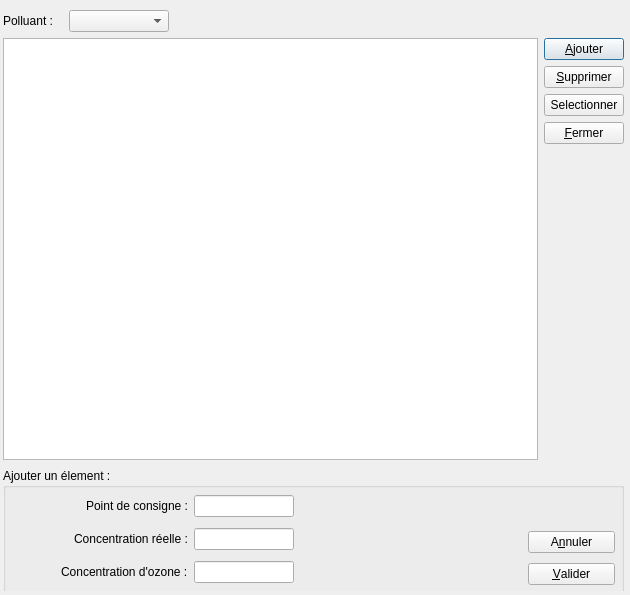
Old version of the form dlg_concentration.ui in the repository InformatiqueAtmoNA/tam.
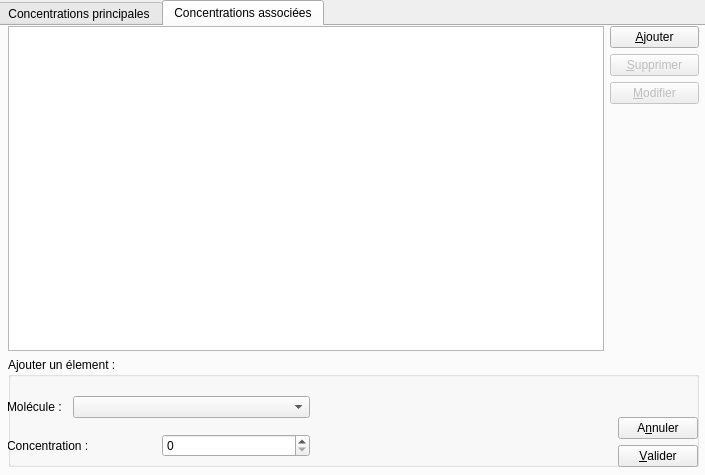
New version of the form.

The edit to the form file:
```diff
--- a/dlg_concentration.ui
+++ b/dlg_concentration.ui
@@ -9,8 +9,8 @@
    <rect>
     <x>0</x>
     <y>0</y>
-    <width>630</width>
-    <height>595</height>
+    <width>705</width>
+    <height>475</height>
    </rect>
   </property>
   <property name="windowTitle">
@@ -19,13 +19,32 @@
   <property name="modal">
    <bool>true</bool>
   </property>
+  <widget class="QTabWidget" name="tabWidget">
+   <property name="enabled">
+    <bool>true</bool>
+   </property>
+   <property name="geometry">
+    <rect>
+     <x>-4</x>
+     <y>0</y>
+     <width>731</width>
+     <height>481</height>
+    </rect>
+   </property>
+   <property name="currentIndex">
+    <number>1</number>
+   </property>
+   <widget class="QWidget" name="tab_ConcPrincipales">
+    <attribute name="title">
+     <string>Concentrations principales</string>
+    </attribute>
   <widget class="QWidget" name="layoutWidget">
    <property name="geometry">
     <rect>
-     <x>3</x>
-     <y>10</y>
-     <width>621</width>
-     <height>581</height>
+       <x>10</x>
+       <y>0</y>
+       <width>691</width>
+       <height>441</height>
     </rect>
    </property>
    <layout class="QGridLayout" name="gridLayout">
@@ -53,6 +72,9 @@
       </item>
       <item>
        <widget class="QPushButton" name="button_Supprimer">
+          <property name="enabled">
+           <bool>false</bool>
+          </property>
         <property name="text">
          <string>&amp;Supprimer</string>
         </property>
@@ -60,8 +82,17 @@
       </item>
       <item>
        <widget class="QPushButton" name="button_Selectionner">
+          <property name="enabled">
+           <bool>false</bool>
+          </property>
+          <property name="maximumSize">
+           <size>
+            <width>89</width>
+            <height>16777215</height>
+           </size>
+          </property>
         <property name="text">
-         <string>Selectionner</string>
+           <string>Sélectionner</string>
         </property>
        </widget>
       </item>
@@ -87,7 +118,7 @@
       </item>
      </layout>
     </item>
-    <item row="2" column="0" colspan="2">
+      <item row="3" column="0" colspan="2">
      <widget class="QGroupBox" name="gb_edit_champs">
       <property name="sizePolicy">
        <sizepolicy hsizetype="Expanding" vsizetype="Fixed">
@@ -98,13 +129,13 @@
       <property name="minimumSize">
        <size>
         <width>0</width>
-        <height>125</height>
+          <height>150</height>
        </size>
       </property>
       <property name="maximumSize">
        <size>
         <width>16777215</width>
-        <height>121</height>
+          <height>150</height>
        </size>
       </property>
       <property name="title">
@@ -113,39 +144,18 @@
       <widget class="QWidget" name="layoutWidget">
        <property name="geometry">
         <rect>
-         <x>525</x>
-         <y>59</y>
-         <width>87</width>
-         <height>62</height>
-        </rect>
-       </property>
-       <layout class="QVBoxLayout" name="verticalLayout_2">
+           <x>-1</x>
+           <y>20</y>
+           <width>691</width>
+           <height>131</height>
+          </rect>
+         </property>
+         <layout class="QHBoxLayout" name="horizontalLayout_5">
         <item>
-         <widget class="QPushButton" name="button_Annuler">
-          <property name="text">
-           <string>A&amp;nnuler</string>
-          </property>
-         </widget>
-        </item>
-        <item>
-         <widget class="QPushButton" name="button_Valider">
-          <property name="text">
-           <string>&amp;Valider</string>
-          </property>
-         </widget>
-        </item>
-       </layout>
-      </widget>
-      <widget class="QWidget" name="layoutWidget">
-       <property name="geometry">
-        <rect>
-         <x>20</x>
-         <y>22</y>
-         <width>271</width>
-         <height>101</height>
-        </rect>
-       </property>
        <layout class="QVBoxLayout" name="verticalLayout_3">
+            <property name="sizeConstraint">
+             <enum>QLayout::SetFixedSize</enum>
+            </property>
         <item>
          <layout class="QHBoxLayout" name="horizontalLayout_2">
           <item>
@@ -153,9 +163,12 @@
             <property name="orientation">
              <enum>Qt::Horizontal</enum>
             </property>
+                <property name="sizeType">
+                 <enum>QSizePolicy::MinimumExpanding</enum>
+                </property>
             <property name="sizeHint" stdset="0">
              <size>
-              <width>40</width>
+                  <width>10</width>
               <height>20</height>
              </size>
             </property>
@@ -199,9 +212,12 @@
             <property name="orientation">
              <enum>Qt::Horizontal</enum>
             </property>
+                <property name="sizeType">
+                 <enum>QSizePolicy::MinimumExpanding</enum>
+                </property>
             <property name="sizeHint" stdset="0">
              <size>
-              <width>40</width>
+                  <width>10</width>
               <height>20</height>
              </size>
             </property>
@@ -245,9 +261,12 @@
             <property name="orientation">
              <enum>Qt::Horizontal</enum>
             </property>
+                <property name="sizeType">
+                 <enum>QSizePolicy::MinimumExpanding</enum>
+                </property>
             <property name="sizeHint" stdset="0">
              <size>
-              <width>40</width>
+                  <width>5</width>
               <height>20</height>
              </size>
             </property>
@@ -285,15 +304,67 @@
          </layout>
         </item>
        </layout>
-      </widget>
-     </widget>
-    </item>
-    <item row="0" column="0">
+          </item>
+          <item>
+           <spacer name="horizontalSpacer_6">
+            <property name="orientation">
+             <enum>Qt::Horizontal</enum>
+            </property>
+            <property name="sizeHint" stdset="0">
+             <size>
+              <width>40</width>
+              <height>20</height>
+             </size>
+            </property>
+           </spacer>
+          </item>
+          <item>
+           <layout class="QVBoxLayout" name="verticalLayout_2">
+            <item>
+             <spacer name="verticalSpacer_2">
+              <property name="orientation">
+               <enum>Qt::Vertical</enum>
+              </property>
+              <property name="sizeHint" stdset="0">
+               <size>
+                <width>20</width>
+                <height>40</height>
+               </size>
+              </property>
+             </spacer>
+            </item>
+            <item>
+             <widget class="QPushButton" name="button_Annuler">
+              <property name="text">
+               <string>A&amp;nnuler</string>
+              </property>
+             </widget>
+            </item>
+            <item>
+             <widget class="QPushButton" name="button_Valider">
+              <property name="text">
+               <string>&amp;Valider</string>
+              </property>
+             </widget>
+            </item>
+           </layout>
+          </item>
+         </layout>
+        </widget>
+       </widget>
+      </item>
+      <item row="2" column="0">
      <layout class="QHBoxLayout" name="horizontalLayout_4">
       <item>
        <widget class="QLabel" name="label_4">
+          <property name="font">
+           <font>
+            <weight>75</weight>
+            <bold>true</bold>
+           </font>
+          </property>
         <property name="text">
-         <string>Polluant :</string>
+           <string>Molécule :</string>
         </property>
        </widget>
       </item>
@@ -323,7 +394,7 @@
         </property>
         <property name="minimumSize">
          <size>
-          <width>100</width>
+            <width>150</width>
           <height>0</height>
          </size>
         </property>
@@ -345,6 +416,243 @@
      </layout>
     </item>
    </layout>
+    </widget>
+   </widget>
+   <widget class="QWidget" name="tab_ConcAssociees">
+    <attribute name="title">
+     <string>Concentrations associées</string>
+    </attribute>
+    <widget class="QWidget" name="layoutWidget">
+     <property name="geometry">
+      <rect>
+       <x>10</x>
+       <y>0</y>
+       <width>691</width>
+       <height>441</height>
+      </rect>
+     </property>
+     <layout class="QGridLayout" name="gridLayout_2">
+      <item row="0" column="0">
+       <widget class="QTableView" name="tableView_ConcAssociee">
+        <property name="editTriggers">
+         <set>QAbstractItemView::NoEditTriggers</set>
+        </property>
+        <property name="alternatingRowColors">
+         <bool>true</bool>
+        </property>
+        <property name="selectionMode">
+         <enum>QAbstractItemView::SingleSelection</enum>
+        </property>
+        <property name="selectionBehavior">
+         <enum>QAbstractItemView::SelectRows</enum>
+        </property>
+       </widget>
+      </item>
+      <item row="0" column="1">
+       <layout class="QVBoxLayout" name="v_Layout_Conc_Associee_Buttons">
+        <item>
+         <widget class="QPushButton" name="button_Ajouter_ConcAssociee">
+          <property name="text">
+           <string>&amp;Ajouter</string>
+          </property>
+         </widget>
+        </item>
+        <item>
+         <widget class="QPushButton" name="button_Supprimer_ConcAssociee">
+          <property name="enabled">
+           <bool>false</bool>
+          </property>
+          <property name="minimumSize">
+           <size>
+            <width>89</width>
+            <height>0</height>
+           </size>
+          </property>
+          <property name="maximumSize">
+           <size>
+            <width>89</width>
+            <height>16777215</height>
+           </size>
+          </property>
+          <property name="text">
+           <string>&amp;Supprimer</string>
+          </property>
+         </widget>
+        </item>
+        <item>
+         <widget class="QPushButton" name="button_Modifier_ConcAssociee">
+          <property name="enabled">
+           <bool>false</bool>
+          </property>
+          <property name="text">
+           <string>&amp;Modifier</string>
+          </property>
+         </widget>
+        </item>
+        <item>
+         <spacer name="verticalSpacer_3">
+          <property name="orientation">
+           <enum>Qt::Vertical</enum>
+          </property>
+          <property name="sizeHint" stdset="0">
+           <size>
+            <width>20</width>
+            <height>40</height>
+           </size>
+          </property>
+         </spacer>
+        </item>
+       </layout>
+      </item>
+      <item row="1" column="0" colspan="2">
+       <widget class="QGroupBox" name="gb_edit_champs_ConcAssociee">
+        <property name="sizePolicy">
+         <sizepolicy hsizetype="Expanding" vsizetype="Fixed">
+          <horstretch>0</horstretch>
+          <verstretch>0</verstretch>
+         </sizepolicy>
+        </property>
+        <property name="minimumSize">
+         <size>
+          <width>0</width>
+          <height>110</height>
+         </size>
+        </property>
+        <property name="maximumSize">
+         <size>
+          <width>16777215</width>
+          <height>110</height>
+         </size>
+        </property>
+        <property name="title">
+         <string>Ajouter un élement :</string>
+        </property>
+        <widget class="QWidget" name="layoutWidget_3">
+         <property name="geometry">
+          <rect>
+           <x>-1</x>
+           <y>29</y>
+           <width>691</width>
+           <height>81</height>
+          </rect>
+         </property>
+         <layout class="QHBoxLayout" name="horizontalLayout_8">
+          <item>
+           <layout class="QVBoxLayout" name="verticalLayout_5">
+            <item>
+             <layout class="QHBoxLayout" name="horizontalLayout_7">
+              <item>
+               <widget class="QLabel" name="label_5">
+                <property name="text">
+                 <string>Molécule :</string>
+                </property>
+               </widget>
+              </item>
+              <item>
+               <spacer name="horizontalSpacer_7">
+                <property name="orientation">
+                 <enum>Qt::Horizontal</enum>
+                </property>
+                <property name="sizeType">
+                 <enum>QSizePolicy::Fixed</enum>
+                </property>
+                <property name="sizeHint" stdset="0">
+                 <size>
+                  <width>5</width>
+                  <height>20</height>
+                 </size>
+                </property>
+               </spacer>
+              </item>
+              <item>
+               <widget class="QComboBox" name="comboBox_ConcAssociee_Polluant">
+                <property name="sizePolicy">
+                 <sizepolicy hsizetype="Expanding" vsizetype="Fixed">
+                  <horstretch>0</horstretch>
+                  <verstretch>0</verstretch>
+                 </sizepolicy>
+                </property>
+                <property name="minimumSize">
+                 <size>
+                  <width>100</width>
+                  <height>0</height>
+                 </size>
+                </property>
+               </widget>
+              </item>
+             </layout>
+            </item>
+            <item>
+             <layout class="QHBoxLayout" name="horizontalLayout_6">
+              <item>
+               <widget class="QLabel" name="label_6">
+                <property name="text">
+                 <string>Concentration :</string>
+                </property>
+               </widget>
+              </item>
+              <item>
+               <widget class="QSpinBox" name="spinBox_ConcAssociee_Concentration">
+                <property name="maximum">
+                 <number>50000</number>
+                </property>
+               </widget>
+              </item>
+             </layout>
+            </item>
+           </layout>
+          </item>
+          <item>
+           <spacer name="horizontalSpacer_11">
+            <property name="orientation">
+             <enum>Qt::Horizontal</enum>
+            </property>
+            <property name="sizeHint" stdset="0">
+             <size>
+              <width>40</width>
+              <height>20</height>
+             </size>
+            </property>
+           </spacer>
+          </item>
+          <item>
+           <layout class="QVBoxLayout" name="verticalLayout_8">
+            <item>
+             <spacer name="verticalSpacer_5">
+              <property name="orientation">
+               <enum>Qt::Vertical</enum>
+              </property>
+              <property name="sizeHint" stdset="0">
+               <size>
+                <width>20</width>
+                <height>40</height>
+               </size>
+              </property>
+             </spacer>
+            </item>
+            <item>
+             <widget class="QPushButton" name="button_Annuler_ConcAssociee">
+              <property name="text">
+               <string>A&amp;nnuler</string>
+              </property>
+             </widget>
+            </item>
+            <item>
+             <widget class="QPushButton" name="button_Valider_ConcAssociee">
+              <property name="text">
+               <string>&amp;Valider</string>
+              </property>
+             </widget>
+            </item>
+           </layout>
+          </item>
+         </layout>
+        </widget>
+       </widget>
+      </item>
+     </layout>
+    </widget>
+   </widget>
   </widget>
  </widget>
  <resources/>
```
Left out of the diff: 15 changed lines with no effect on the pictures. Lines whose indentation alone changed are shown as unchanged.
